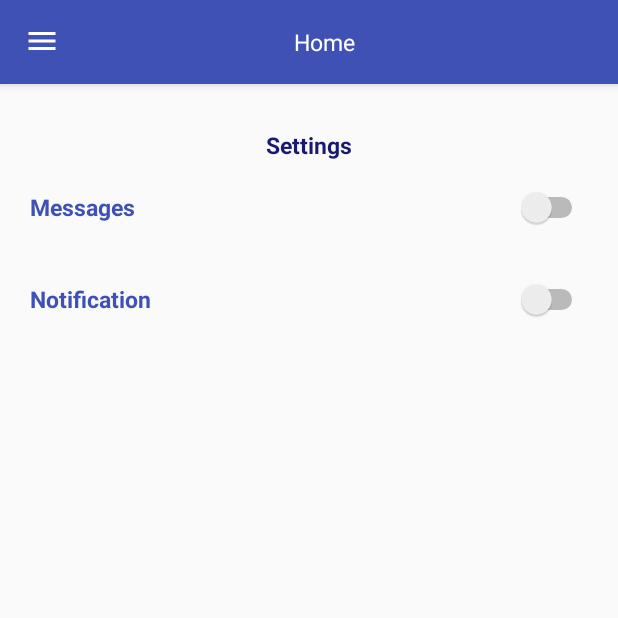
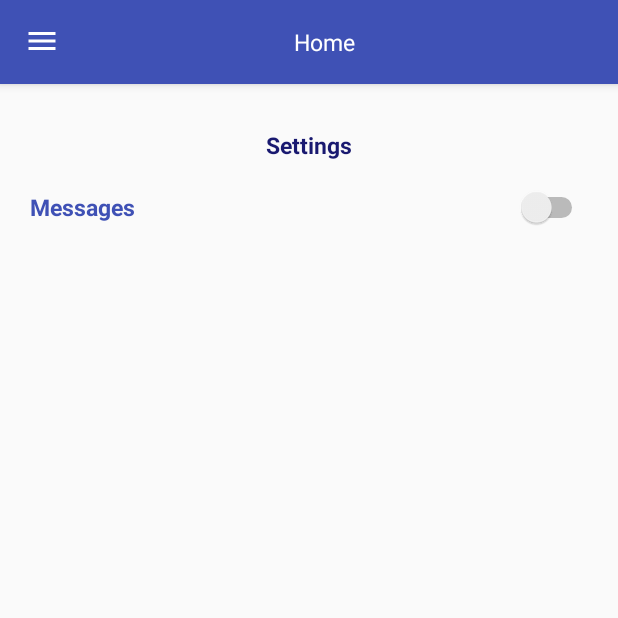
Before and after one commit to Jabito/StudentMonitoringCapstoneApp, an Android app: the fragment SettingsFragment placed in its activity, on a phone screen of 412 x 824 dp, the top half of it. Run offline under Robolectric (Android 15) with nearby library versions, the phone set to English and light mode, and no system bars; our stand-ins replace ButterKnife, CircleImageView; libraries missing offline, so code that uses them is left out: net.cachapa.expandablelayout, retrofit2.adapter.rxjava; 4 statements that could not run were skipped.

Commit message:
removal of notification settings
removal of notification settings

```diff
--- a/app/src/main/java/com/capstone/mapua/studentmonitoringapp/LoginActivity.java
+++ b/app/src/main/java/com/capstone/mapua/studentmonitoringapp/LoginActivity.java
@@ -233,7 +233,6 @@ public class LoginActivity extends AppCompatActivity implements LoginCallback, V
         }else {
             SharedPref.setBooleanValue(SharedPref.USER, SharedPref.SESSION_ON, true, context);
             SharedPref.setBooleanValue(SharedPref.USER, SharedPref.SMS_TOGGLE, true, context);
-            SharedPref.setBooleanValue(SharedPref.USER, SharedPref.NOTIF_TOGGLE, true, context);
             Intent intent = new Intent(this, NavigationActivity.class);
             startActivity(intent);
             finish();
--- a/app/src/main/java/com/capstone/mapua/studentmonitoringapp/firebase/MessagingService.java
+++ b/app/src/main/java/com/capstone/mapua/studentmonitoringapp/firebase/MessagingService.java
@@ -24,6 +24,7 @@ import com.google.firebase.messaging.RemoteMessage;
 
 public class MessagingService extends FirebaseMessagingService {
     private static final String TAG = "FCM Service";
+
     @Override
     public void onMessageReceived(RemoteMessage remoteMessage) {
         // TODO: Handle FCM messages here.
@@ -33,7 +34,6 @@ public class MessagingService extends FirebaseMessagingService {
         Log.d(TAG, "From: " + remoteMessage.getFrom());
 
 
-
         if (remoteMessage.getData().size() > 0) {
             Log.d(TAG, "Message data payload: " + remoteMessage.getData());
         }
@@ -41,12 +41,7 @@ public class MessagingService extends FirebaseMessagingService {
         // Check if message contains a notification payload.
         if (remoteMessage.getNotification() != null) {
             Log.d(TAG, "Message Notification Body: " + remoteMessage.getNotification().getBody());
-            try{
-                if (SharedPref.getBooleanValue(SharedPref.USER, SharedPref.NOTIF_TOGGLE, getApplicationContext()))
-                    sendNotification(remoteMessage.getNotification());
-            }catch (Exception e){
-
-            }
+            sendNotification(remoteMessage.getNotification());
 
         }
     }
@@ -58,7 +53,7 @@ public class MessagingService extends FirebaseMessagingService {
         PendingIntent pendingIntent = PendingIntent.getActivity(this, 0 /* Request code */, intent,
                 PendingIntent.FLAG_ONE_SHOT);
 
-        Uri defaultSoundUri= RingtoneManager.getDefaultUri(RingtoneManager.TYPE_NOTIFICATION);
+        Uri defaultSoundUri = RingtoneManager.getDefaultUri(RingtoneManager.TYPE_NOTIFICATION);
         NotificationCompat.Builder notificationBuilder =
                 new NotificationCompat.Builder(this)
                         .setSmallIcon(R.drawable.school_logo)
--- a/app/src/main/java/com/capstone/mapua/studentmonitoringapp/fragments/SettingsFragment.java
+++ b/app/src/main/java/com/capstone/mapua/studentmonitoringapp/fragments/SettingsFragment.java
@@ -30,8 +30,6 @@ public class SettingsFragment extends Fragment implements SettingsCallback {
 
     @BindView(R.id.switch_sms)
     Switch sw_sms;
-    @BindView(R.id.sw_notif)
-    Switch sw_notif;
 
     SettingsImplement implement;
     Context context;
@@ -57,11 +55,8 @@ public class SettingsFragment extends Fragment implements SettingsCallback {
         implement = new SettingsImplement(context);
         parentId = SharedPref.getStringValue(SharedPref.USER, SharedPref.PARENT_ID, context);
         smsToggle = SharedPref.getBooleanValue(SharedPref.USER, SharedPref.SMS_TOGGLE, context);
-        notifToggle = SharedPref.getBooleanValue(SharedPref.USER, SharedPref.NOTIF_TOGGLE, context);
 
         sw_sms.setChecked(smsToggle);
-        sw_notif.setChecked(notifToggle);
-
 
         sw_sms.setOnCheckedChangeListener(new CompoundButton.OnCheckedChangeListener() {
             public void onCheckedChanged(CompoundButton buttonView, boolean isChecked) {
@@ -77,17 +72,6 @@ public class SettingsFragment extends Fragment implements SettingsCallback {
 
             }
         });
-
-        sw_notif.setOnCheckedChangeListener(new CompoundButton.OnCheckedChangeListener() {
-            public void onCheckedChanged(CompoundButton buttonView, boolean isChecked) {
-
-                sw_notif.setChecked(isChecked);
-                setShared(isChecked, SharedPref.NOTIF_TOGGLE);
-
-            }
-        });
-
-
 
 
 
--- a/app/src/main/java/com/capstone/mapua/studentmonitoringapp/utilities/SharedPref.java
+++ b/app/src/main/java/com/capstone/mapua/studentmonitoringapp/utilities/SharedPref.java
@@ -65,7 +65,6 @@ public class SharedPref {
 
     //used for checking of session
     public static String SMS_TOGGLE = "SMS_TOGGLE";
-    public static String NOTIF_TOGGLE = "NOTIF_TOGGLE";
 
 
     //used for taplogadapter
--- a/app/src/main/res/layout/fragment_settings.xml
+++ b/app/src/main/res/layout/fragment_settings.xml
@@ -35,17 +35,6 @@
             android:textStyle="bold"
             android:theme="@style/SwitchTheme" />
 
-        <Switch
-            android:id="@+id/sw_notif"
-            android:layout_width="match_parent"
-            android:layout_height="wrap_content"
-            android:gravity="center_vertical"
-            android:padding="@dimen/margin"
-            android:text="@string/notification_tag2"
-            android:textColor="@color/colorPrimary"
-            android:textSize="@dimen/nav_text_size"
-            android:textStyle="bold"
-            android:theme="@style/SwitchTheme" />
 
     </LinearLayout>
 
```
